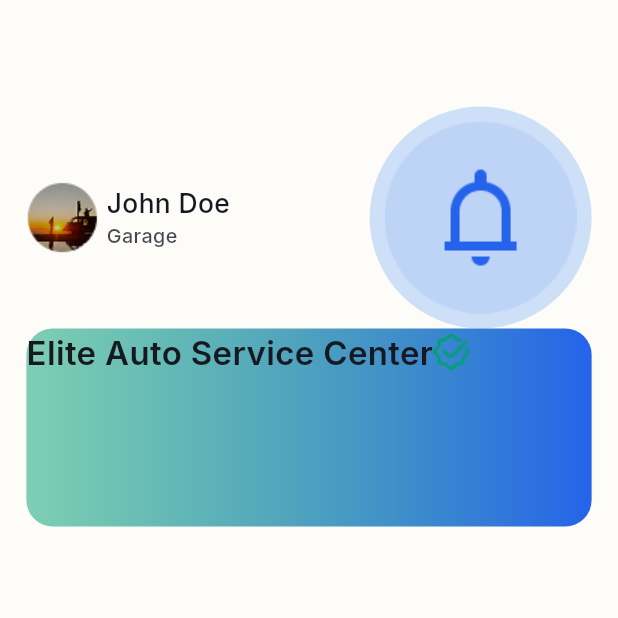
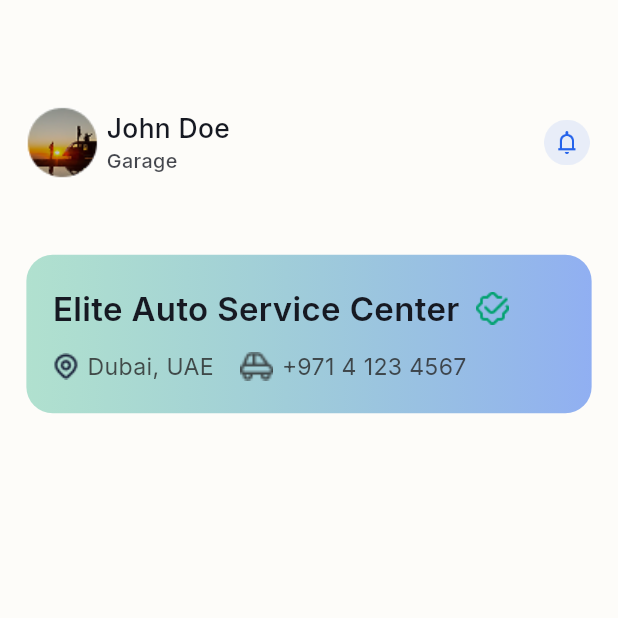
Before and after one commit to SadikurRahman1/salamora_ui, a Flutter app: the GarageHomeScreen screen opened directly, on a phone screen of 412 x 824 dp, the top half of it. Run offline on Flutter 3.47's test engine with Material 3 defaults, Android fonts, the light colour scheme and no system bars; our stand-ins replace flutter_spinkit, get, google_fonts, pinput, shared_preferences; accounts and stored records are empty.

Commit message:
fix responsive issue

```diff
--- a/selemara/lib/core/constants/app_icons.dart
+++ b/selemara/lib/core/constants/app_icons.dart
@@ -10,7 +10,7 @@ class AppIcons {
   static const profileActive = "assets/icons/profile_active.png";
 
   static const profileHome = "assets/icons/profile_home.png";
-  static const notificationIcon = "assets/icons/notification_icon.png";
+  static const notificationIconImage = "assets/icons/notification_icon.png";
   static const car = "assets/icons/car.png";
   static const check = "assets/icons/check.png";
   static const check1 = "assets/icons/check1.png";
@@ -28,4 +28,5 @@ class AppIcons {
   static const markersIcon = "assets/icons/marker.png";
   static const cardSide = "assets/images/car_side.png";
   static const cardTrust = "assets/icons/shield_trust.png";
+  static const car1 = "assets/icons/car_1.png";
 }
--- a/selemara/lib/core/constants/app_images.dart
+++ b/selemara/lib/core/constants/app_images.dart
@@ -14,6 +14,7 @@ class AppImages {
   static const edit = "assets/images/edit.png";
   static const backArrow = "assets/images/back_arrow.png";
   static const beckButton = "assets/images/beck_button.png";
+  static const userProfile = "assets/images/user_profile.png";
 
 
 
--- a/selemara/lib/core/constants/app_responsive.dart
+++ b/selemara/lib/core/constants/app_responsive.dart
@@ -22,6 +22,12 @@ class AppResponsive {
     screenHeight = size.height;
     _designWidth = designWidth;
     _designHeight = designHeight;
+
+    // Optional: Debug print
+    debugPrint(
+      '📱 Screen: ${screenWidth.toStringAsFixed(2)} x ${screenHeight.toStringAsFixed(2)}',
+    );
+    debugPrint('📱 Device Type: ${deviceType.toUpperCase()}');
   }
 
   double wp(double designWidthValue) =>
@@ -32,5 +38,13 @@ class AppResponsive {
 
   double sp(double fontSize) => wp(fontSize);
 
-  bool get isTablet => screenWidth >= 600;
+  bool get isTablet => screenWidth >= 600 && screenWidth < 1024;
+  bool get isDesktop => screenWidth >= 1024;
+  bool get isMobile => screenWidth < 600;
+
+  String get deviceType {
+    if (isDesktop) return 'desktop';
+    if (isTablet) return 'tablet';
+    return 'mobile';
+  }
 }
--- a/selemara/lib/core/widgets/app_text_inter.dart
+++ b/selemara/lib/core/widgets/app_text_inter.dart
@@ -23,6 +23,7 @@ class AppTextInter extends StatelessWidget {
 
   @override
   Widget build(BuildContext context) {
+
     return Text(
       text,
       textAlign: textAlign,
--- a/selemara/lib/features/auth/views/reset_password_screen.dart
+++ b/selemara/lib/features/auth/views/reset_password_screen.dart
@@ -78,7 +78,7 @@ class ResetPasswordScreen extends StatelessWidget {
                     CustomButton(
                       text: 'submit'.tr,
                       onTap: () {
-                        Get.toNamed(AppRoutes.forgot);
+                        Get.toNamed(AppRoutes.login);
                       },
                     ),
                     SizedBox(height: res.hp(20)),
--- a/selemara/lib/features/garage/home/view/garage_home_screen.dart
+++ b/selemara/lib/features/garage/home/view/garage_home_screen.dart
@@ -1,8 +1,10 @@
 import 'package:flutter/material.dart';
 import 'package:selemara/core/constants/app_colors.dart';
 import 'package:selemara/core/constants/app_icons.dart';
+import 'package:selemara/core/constants/app_images.dart';
 import 'package:selemara/core/constants/app_responsive.dart';
 import 'package:selemara/core/widgets/app_text.dart';
+import 'package:selemara/features/garage/home/widget/banner_card.dart';
 
 class GarageHomeScreen extends StatelessWidget {
   const GarageHomeScreen({super.key});
@@ -21,7 +23,7 @@ class GarageHomeScreen extends StatelessWidget {
               children: [
                 Row(
                   children: [
-                    Image.asset("assets/images/user_profile.png"),
+                    Image.asset(AppImages.userProfile),
                     SizedBox(width: res.wp(5)),
                     Column(
                       crossAxisAlignment: CrossAxisAlignment.start,
@@ -42,45 +44,15 @@ class GarageHomeScreen extends StatelessWidget {
                     ),
                   ],
                 ),
-                Container(
-                  padding: EdgeInsets.all(10),
-                  decoration: BoxDecoration(
-                    shape: BoxShape.circle,
-                    color: AppColors.primaryColor.withValues(alpha: 0.2),
-                  ),
-                  child: Image.asset(AppIcons.notificationIcon),
+                Image.asset(
+                  AppIcons.notificationIconImage,
+                  width: res.wp(30),
+                  height: res.hp(30),
                 ),
               ],
             ),
-            Container(
-              width: res.screenWidth,
-              height: res.hp(130),
-              decoration: BoxDecoration(
-                borderRadius: BorderRadius.circular(res.sp(16)),
-                gradient: LinearGradient(
-                  colors: [
-                    Color(0xFF00A16E).withValues(alpha: 0.5),
-                    Color(0xFF2563EB),
-                  ],
-                ),
-              ),
-              child: Column(
-                children: [
-                  Row(
-                    children: [
-                      AppText(
-                        "Elite Auto Service Center",
-                        color: AppColors.textColor,
-                        fontSize: 20,
-                        fontWeight: FontWeight.w600,
-                      ),
-
-                      Image.asset(AppIcons.cardTrust),
-                    ],
-                  ),
-                ],
-              ),
-            ),
+            SizedBox(height: res.hp(50)),
+            BannerCard(res: res),
           ],
         ),
       ),
--- /dev/null
+++ b/selemara/lib/features/garage/home/widget/banner_card.dart
@@ -0,0 +1,89 @@
+import 'package:flutter/material.dart';
+import 'package:selemara/core/constants/app_colors.dart';
+import 'package:selemara/core/constants/app_icons.dart';
+import 'package:selemara/core/constants/app_responsive.dart';
+import 'package:selemara/core/widgets/app_text.dart';
+
+class BannerCard extends StatelessWidget {
+  const BannerCard({
+    super.key,
+    required this.res,
+  });
+
+  final AppResponsive res;
+
+  @override
+  Widget build(BuildContext context) {
+    return Container(
+      width: res.screenWidth,
+
+      padding: EdgeInsets.symmetric(
+        horizontal: res.wp(16),
+        vertical: res.hp(20),
+      ),
+      decoration: BoxDecoration(
+        borderRadius: BorderRadius.circular(res.sp(16)),
+        gradient: LinearGradient(
+          colors: [
+            Color(0xFF00A16E).withValues(alpha: 0.3),
+            Color(0xFF2563EB).withValues(alpha: 0.5),
+          ],
+        ),
+      ),
+      child: Column(
+        crossAxisAlignment: CrossAxisAlignment.start,
+        children: [
+          Row(
+            children: [
+              AppText(
+                "Elite Auto Service Center",
+                color: AppColors.textColor,
+                fontSize: 20,
+                fontWeight: FontWeight.w600,
+              ),
+              SizedBox(width: res.wp(10)),
+              Image.asset(
+                AppIcons.cardTrust,
+                width: res.wp(20),
+                height: res.wp(20),
+                fit: BoxFit.contain,
+              ),
+            ],
+          ),
+          SizedBox(height: res.hp(12)),
+          Row(
+            children: [
+              Image.asset(
+                AppIcons.markersIcon,
+                width: res.wp(16),
+                height: res.wp(16),
+                fit: BoxFit.cover,
+              ),
+              SizedBox(width: res.wp(5)),
+              AppText(
+                "Dubai, UAE",
+                fontSize: 14,
+                fontWeight: FontWeight.w400,
+                color: AppColors.textColor626.withValues(alpha: 0.8),
+              ),
+              SizedBox(width: res.wp(16)),
+              Image.asset(
+                AppIcons.car1,
+                width: res.wp(20),
+                height: res.wp(20),
+                fit: BoxFit.contain,
+              ),
+              SizedBox(width: res.wp(5)),
+              AppText(
+                "+971 4 123 4567",
+                fontSize: 14,
+                fontWeight: FontWeight.w400,
+                color: AppColors.textColor626.withValues(alpha: 0.8),
+              ),
+            ],
+          ),
+        ],
+      ),
+    );
+  }
+}
--- a/selemara/lib/features/onboarding/views/onboarding_screen.dart
+++ b/selemara/lib/features/onboarding/views/onboarding_screen.dart
@@ -19,11 +19,12 @@ class OnboardingScreen extends StatelessWidget {
 
     return Scaffold(
       body: BackgroundGradient(
+        child: SingleChildScrollView(
           child: Column(
             children: [
               SizedBox(height: res.hp(80)),
               SizedBox(
-              height: res.hp(430),
+                height: res.hp(470),
                 child: PageView.builder(
                   controller: controller.pageController,
                   itemCount: onboardingPages.length,
@@ -92,7 +93,7 @@ class OnboardingScreen extends StatelessWidget {
                 ),
               ),
 
-            SizedBox(height: res.hp(120)),
+              SizedBox(height: res.hp(100)),
               Padding(
                 padding: EdgeInsets.symmetric(horizontal: res.wp(20)),
                 child: Column(
@@ -125,6 +126,7 @@ class OnboardingScreen extends StatelessWidget {
             ],
           ),
         ),
+      ),
     );
   }
 }
--- a/selemara/lib/main.dart
+++ b/selemara/lib/main.dart
@@ -1,4 +1,5 @@
 import 'package:flutter/material.dart';
+import 'package:flutter/services.dart';
 import 'package:selemara/app.dart';
 import 'package:selemara/core/helper/shared_preferences_helper.dart';
 
@@ -6,5 +7,8 @@ Future<void> main() async {
   WidgetsFlutterBinding.ensureInitialized();
   await SharedPreferencesHelper.init();
 
-  runApp(const MyApp());
+   SystemChrome.setPreferredOrientations([
+    DeviceOrientation.portraitUp,
+    DeviceOrientation.portraitDown,
+  ]).then((_) => runApp(const MyApp()));
 }
```
Also changed, not shown: selemara/lib/app.dart (+7 -2 lines), selemara/lib/core/widgets/custom_text_form_field.dart (+24 -18 lines), selemara/lib/features/auth/views/register_screen.dart (+18 -6 lines), selemara/lib/features/auth/widgets/user_type_drop_down.dart (+13 -3 lines), selemara/assets/icons/car_1.png (added), selemara/assets/icons/marker.png. Lines whose indentation alone changed are shown as unchanged.
